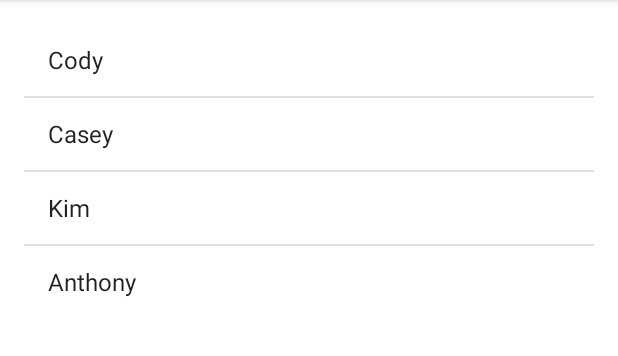
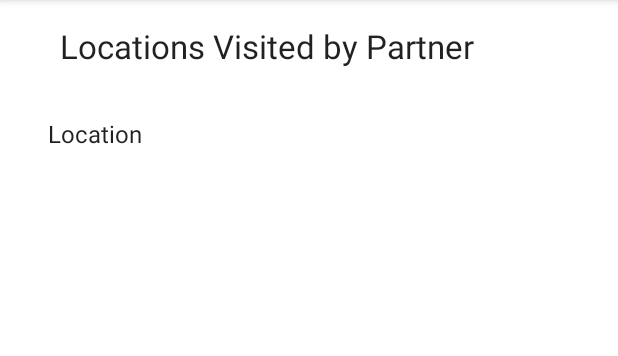
Before and after one commit to XingjianSun/CoupleTones3, an Android app: the HomePage screen opened directly, with no data from a screen before it, on a phone screen of 412 x 824 dp, the part 84-440 px from its top. Run offline under Robolectric (Android 15) with nearby library versions, the phone set to English and light mode, and no system bars; 1 statement that could not run was skipped.

Commit message:
"asdasd"

```diff
--- a/app/src/debug/res/values/google_maps_api.xml
+++ b/app/src/debug/res/values/google_maps_api.xml
@@ -16,6 +16,6 @@
     string in this file.
     -->
     <string name="google_maps_key" templateMergeStrategy="preserve" translatable="false">
-        AIzaSyAJ3wwgt6vDSn8q_PZIrs8Q69XhUZnJVgM
+        AIzaSyALvFRTR4VgLwcugL5SmEtPhYpZ3ZEmAGI
     </string>
 </resources>
--- a/app/src/main/java/com/example/cody/coupletones/HomePage.java
+++ b/app/src/main/java/com/example/cody/coupletones/HomePage.java
@@ -34,11 +34,7 @@ import com.google.android.gms.iid.InstanceID;
 
 public class HomePage extends AppCompatActivity {
 
-    String phoneNo = "";
-    GoogleCloudMessaging gcm;
-    String regid = "";
-    String PROJECT_NUMBER = "886426104734";
-
+    static String phoneNo = "";
     @Override
     protected void onCreate(Bundle savedInstanceState) {
         super.onCreate(savedInstanceState);
@@ -50,14 +46,12 @@ public class HomePage extends AppCompatActivity {
         ListView lv = (ListView) findViewById(R.id.visits);
 
         ArrayList<String> test = new ArrayList<String>();
-        test.add("Cody");
-        test.add("Casey");
-        test.add("Kim");
-        test.add("Anthony");
+        //still to fix
+        test.add("Location");
 
         ArrayAdapter<String> arrayAdapter = new ArrayAdapter<String>(this, android.R.layout.simple_list_item_1, test );
 
-        getRegId();
+//        getRegId();
 
         enterPhoneNo();
 
@@ -103,50 +97,17 @@ public class HomePage extends AppCompatActivity {
         return super.onOptionsItemSelected(item);
     }
 
-    public void getRegId() {
-        new AsyncTask<Void, Void, String>() {
-
-            @Override
-            protected String doInBackground(Void... params) {
-                String msg = "";
-
-                try {
-                    if(gcm == null) {
-                        gcm = GoogleCloudMessaging.getInstance(getApplicationContext());
-                    }
-
-                    regid = gcm.register(PROJECT_NUMBER);
-                    if(regid == null) {
-                        Log.i("GCM", "LogID is null");
-                    }
-                    msg = "Device registered, registration ID=" + regid;
-                    Log.i("GCM", "!!!!! " + regid);
-
-                    /*regid = InstanceID.getInstance(HomePage.this).getId();
-                    String authorizedEntity = PROJECT_NUMBER; // Project id from Google Developer Console
-                    String scope = "GCM"; // e.g. communicating using GCM, but you can use any
-                    // URL-safe characters up to a maximum of 1000, or
-                    // you can also leave it blank.
-                    String token = InstanceID.getInstance(HomePage.this).getToken(authorizedEntity,scope);
-                    msg = "Device registered, registration ID=" + regid;
-                    Log.i("GCM", "!!!!! " + regid);*/
-
-                } catch(IOException ex) {
-                    msg = "Error: " + ex.getMessage();
-                    //Log.i("GCM", msg);
-                }
-                return msg;
-            }
-
-            @Override
-            protected void onPostExecute(String msg) {
-                //Toast.makeText(getBaseContext(), "Working", Toast.LENGTH_LONG).show();
-            }
-        }.execute(null, null, null);
-    }
 
     private void enterPhoneNo()
     {
+        final EditText input = (EditText) findViewById(R.id.phoneNum);
+        if(input.toString() != ""){
+            phoneNo = input.toString();
+            LocationChecker.receiptNo = input.toString();
+        }
+
+/*
+
         AlertDialog.Builder builder = new AlertDialog.Builder(this);
         builder.setTitle("Enter Partner's Phone Number");
 
@@ -161,6 +122,7 @@ public class HomePage extends AppCompatActivity {
             @Override
             public void onClick(DialogInterface dialog, int which) {
                 phoneNo = input.getText().toString();
+                LocationChecker.receiptNo = phoneNo;
             }
         });
         builder.setNegativeButton("Cancel", new DialogInterface.OnClickListener() {
@@ -170,7 +132,7 @@ public class HomePage extends AppCompatActivity {
             }
         });
 
-        if(phoneNo == "") builder.show();
+        if(phoneNo == "") builder.show();*/
     }
 
 }
--- a/app/src/main/res/layout/content_home_page.xml
+++ b/app/src/main/res/layout/content_home_page.xml
@@ -17,6 +17,17 @@
         android:layout_height="wrap_content"
         android:id="@+id/visits"
         android:layout_alignParentTop="true"
-        android:layout_alignParentStart="true" />
+        android:layout_alignParentStart="true"
+        android:layout_marginTop="49dp" />
+
+    <TextView
+        android:layout_width="wrap_content"
+        android:layout_height="wrap_content"
+        android:textAppearance="?android:attr/textAppearanceLarge"
+        android:text="Locations Visited by Partner"
+        android:id="@+id/textView"
+        android:layout_alignParentTop="true"
+        android:layout_alignParentStart="true"
+        android:layout_marginStart="24dp" />
 
 </RelativeLayout>
```
Also changed, not shown: app/src/main/java/com/example/cody/coupletones/LocationChecker.java (+11 -10 lines), app/src/main/java/com/example/cody/coupletones/MainActivity.java (+10 -2 lines), app/src/main/java/com/example/cody/coupletones/MapsActivity.java (+24 -9 lines), app/src/main/res/layout/content_main.xml (+19 -6 lines), 6 other files.
